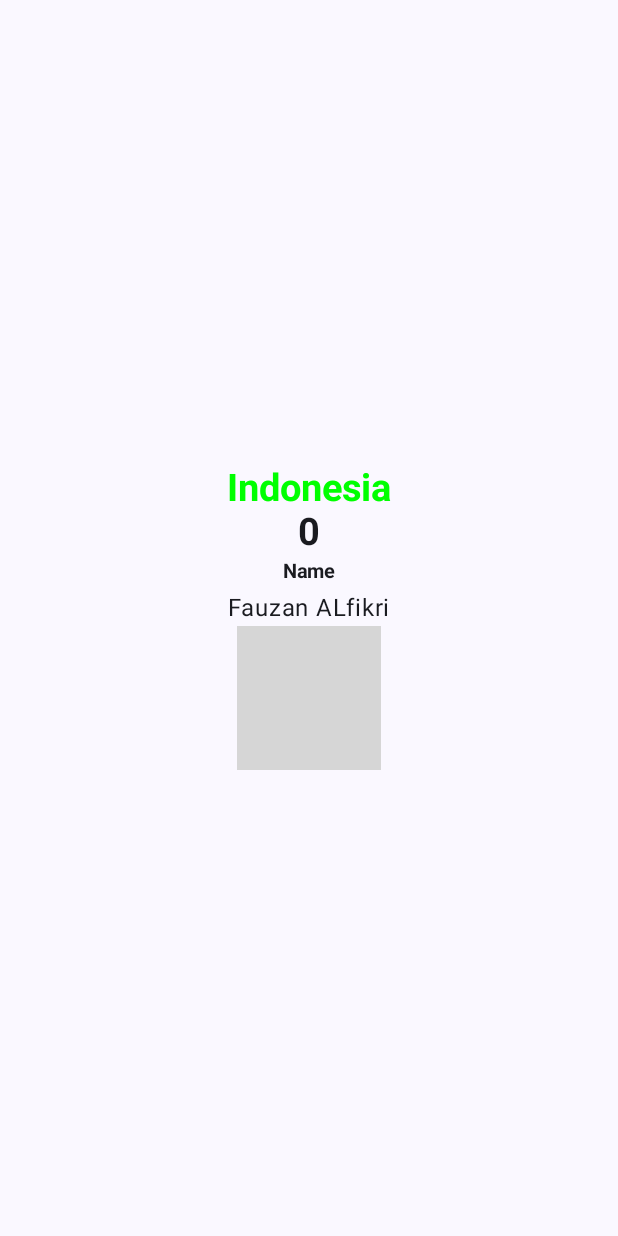
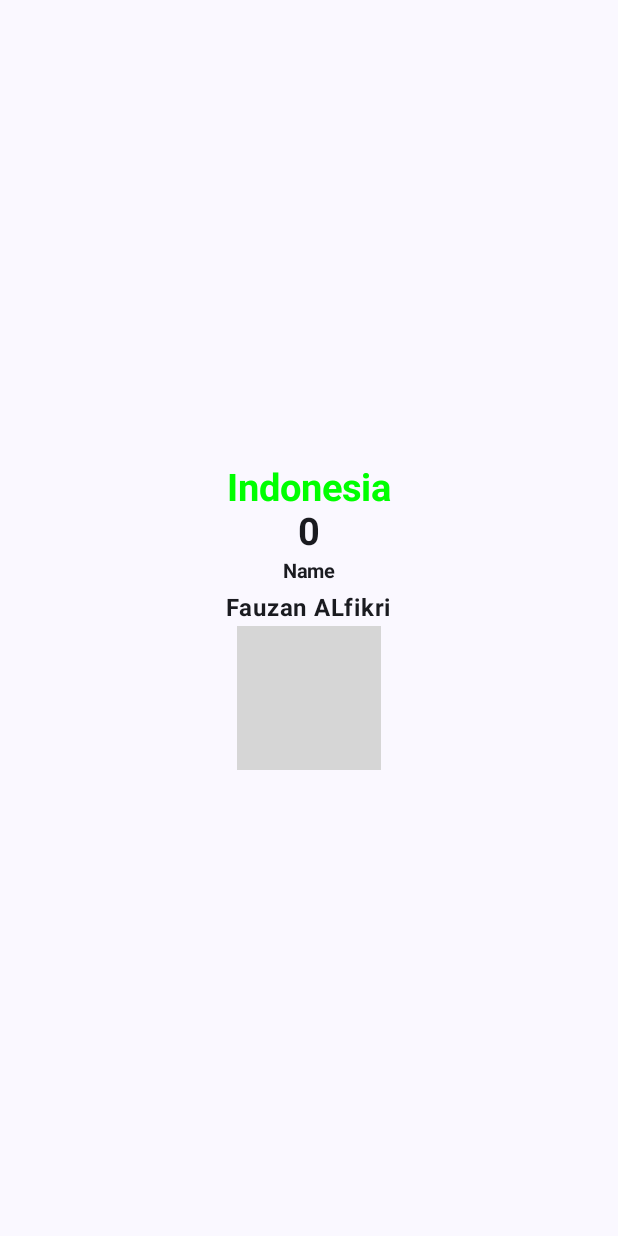
Before and after one commit to foosaan/QuestBasicComposable_096, an Android app built with Jetpack Compose: the screen it shows after launch (MainActivity), on a phone screen of 412 x 824 dp. Run offline under Robolectric (Android 15) with nearby library versions, the phone set to English and light mode, and no system bars; grey boxes are pictures that could not be loaded.

Commit message:
membuat font menjadi Bold

```diff
--- a/app/src/main/java/com/example/compossablelayout/MainActivity.kt
+++ b/app/src/main/java/com/example/compossablelayout/MainActivity.kt
@@ -69,6 +69,7 @@ fun BasicCompos(modifier: Modifier = Modifier){
         Text(
             text = "Fauzan ALfikri",
             fontSize = 16.sp,
+            fontWeight = FontWeight.Bold,
 
         )
 
```
